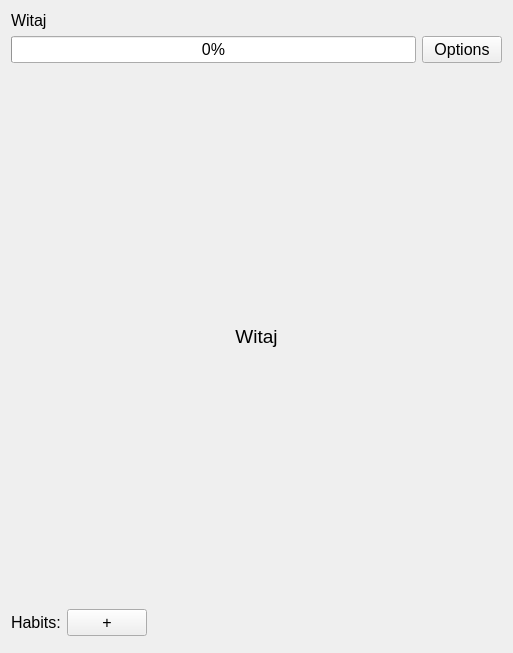
Above: UnicornHabits/MainAppWidget.ui from Andrew2a1/CodeNight_10_04 before the change. Below: the same form after it.
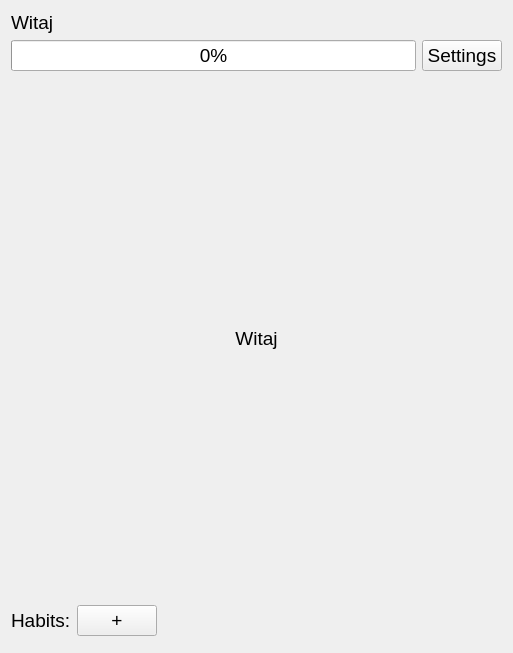
That is the form after the change. Custom widgets are drawn as their Qt base class.

Patch:
```diff
--- a/UnicornHabits/MainAppWidget.ui
+++ b/UnicornHabits/MainAppWidget.ui
@@ -26,7 +26,7 @@
        </property>
        <property name="font">
         <font>
-         <pointsize>12</pointsize>
+         <pointsize>14</pointsize>
         </font>
        </property>
        <property name="text">
@@ -40,7 +40,7 @@
         <widget class="PowerBar" name="powerProgress">
          <property name="font">
           <font>
-           <pointsize>12</pointsize>
+           <pointsize>14</pointsize>
           </font>
          </property>
          <property name="value">
@@ -52,11 +52,11 @@
         <widget class="QPushButton" name="optionsBtn">
          <property name="font">
           <font>
-           <pointsize>12</pointsize>
+           <pointsize>14</pointsize>
           </font>
          </property>
          <property name="text">
-          <string>Options</string>
+          <string>Settings</string>
          </property>
         </widget>
        </item>
@@ -101,7 +101,7 @@
          </property>
          <property name="font">
           <font>
-           <pointsize>12</pointsize>
+           <pointsize>14</pointsize>
           </font>
          </property>
          <property name="text">
@@ -119,7 +119,7 @@
          </property>
          <property name="font">
           <font>
-           <pointsize>12</pointsize>
+           <pointsize>14</pointsize>
           </font>
          </property>
          <property name="text">
```
Left out of the diff: 2 changed lines with no effect on the pictures.
